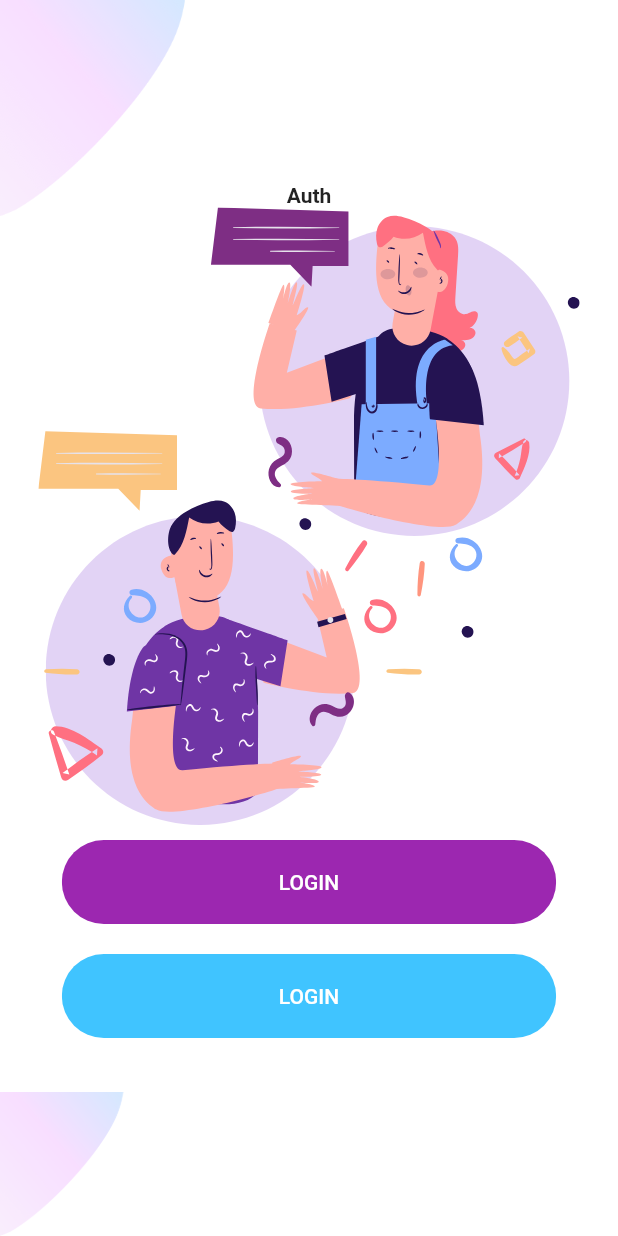
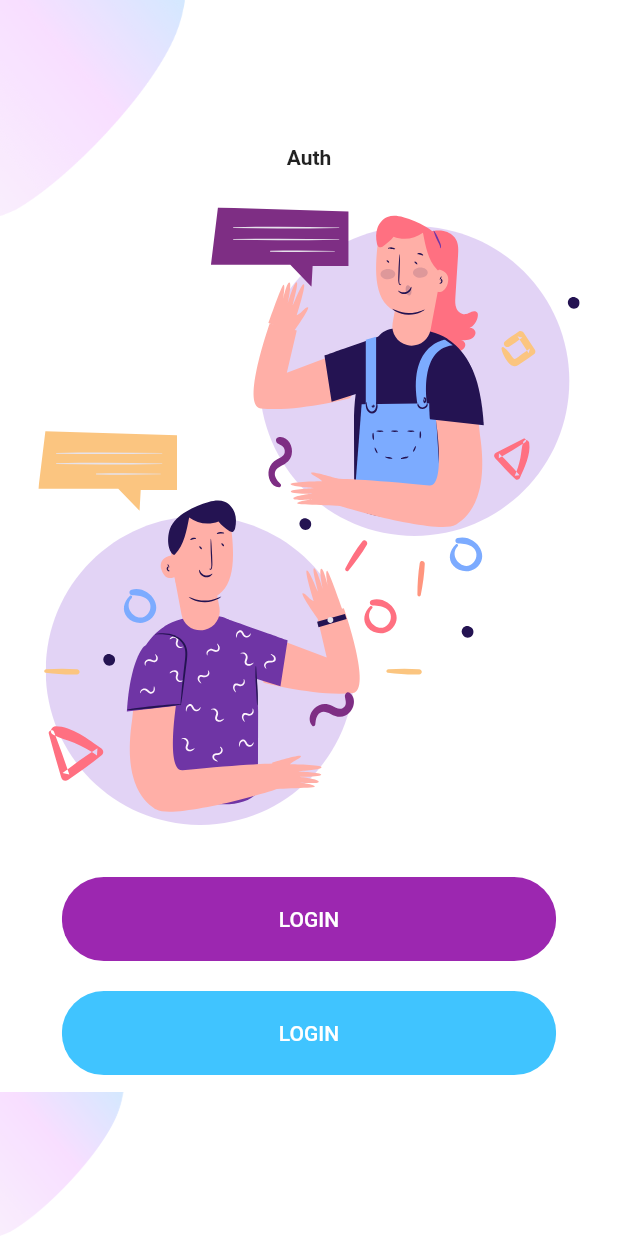
Before and after one commit to johnwanjema/flutter-ui, a Flutter app: the screen it shows after launch, on a phone screen of 412 x 824 dp. Run offline on Flutter 3.47's test engine with Material 2 defaults, Android fonts, the phone set to English and light mode, and no system bars; our stand-ins replace flutter_svg.

```diff
--- a/lib/screens/welcome/components/body.dart
+++ b/lib/screens/welcome/components/body.dart
@@ -8,6 +8,7 @@ class Body extends StatelessWidget {
   Widget build(BuildContext context) {
     Size size = MediaQuery.of(context).size;
     return Background(
+      child: SingleChildScrollView(
         child: Column(
           mainAxisAlignment: MainAxisAlignment.center,
           children: <Widget>[
@@ -15,10 +16,12 @@ class Body extends StatelessWidget {
               'Auth',
               style: TextStyle(fontWeight: FontWeight.bold),
             ),
+            SizedBox(height: size.height * 0.03,),
             SvgPicture.asset(
               'assets/icons/chat.svg',
               height: size.height * 0.5,
             ),
+            SizedBox(height: size.height * 0.03,),
             RoundButton(
               text: 'LOGIN',
               press: () {},
@@ -30,6 +33,7 @@ class Body extends StatelessWidget {
             ),
           ],
         ),
+      ),
     );
   }
 }
```
Lines whose indentation alone changed are shown as unchanged.
